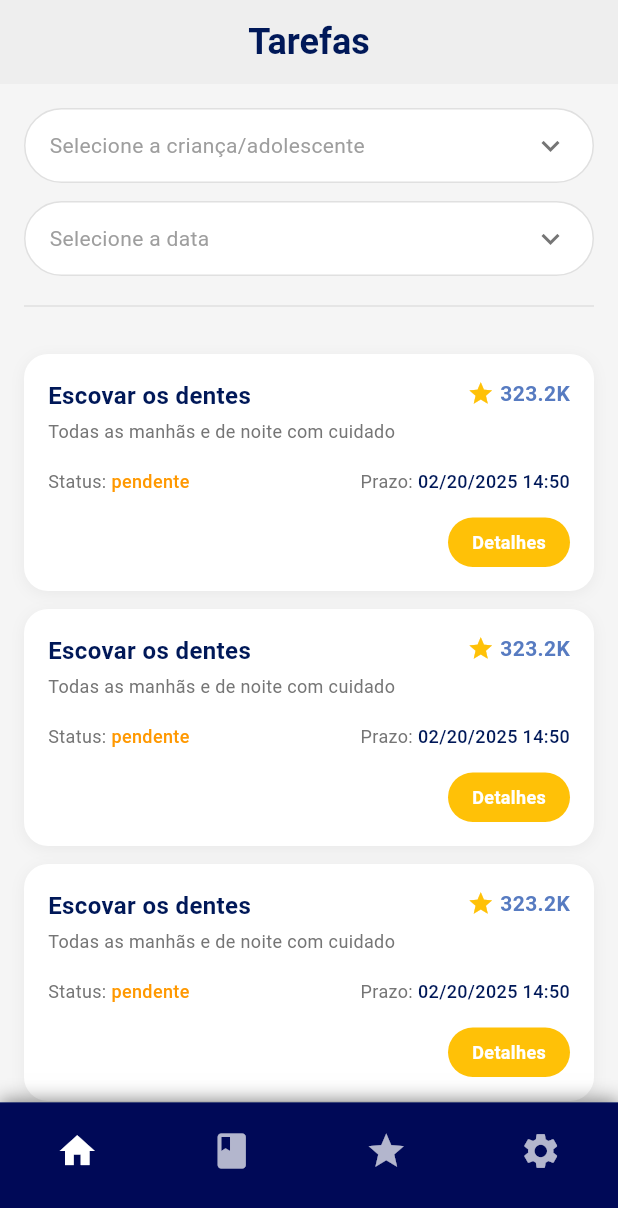
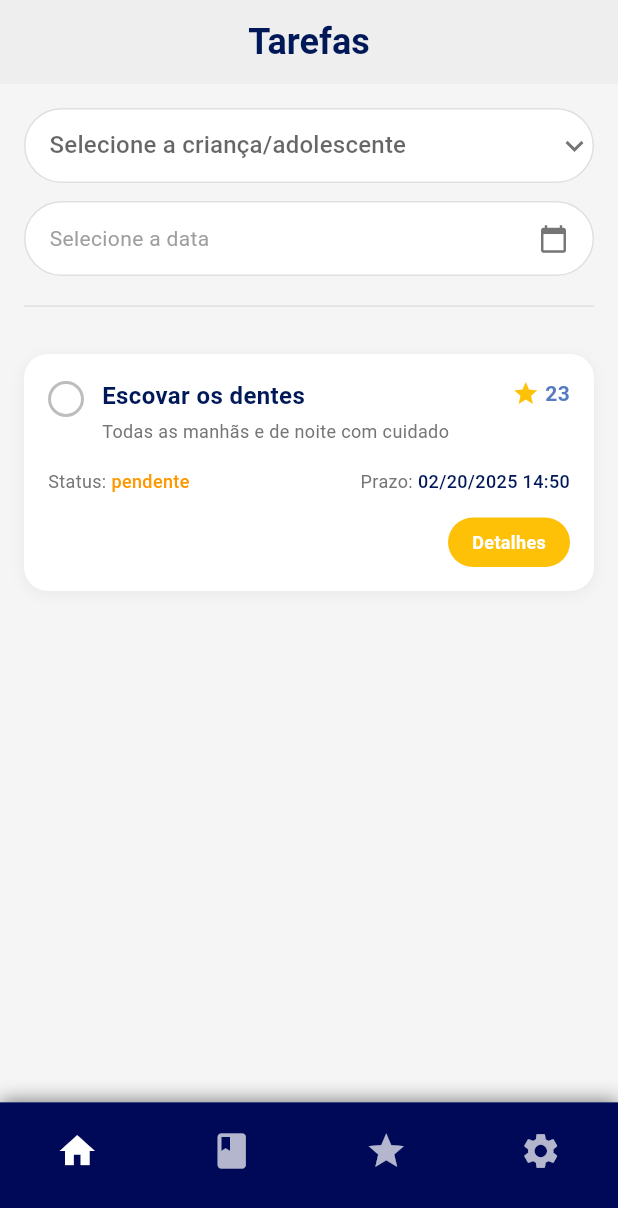
Before and after one commit to vikkev/flutter_jornada_kids, a Flutter app: the HomePage screen opened directly with empty values, swiped to page 2, on a phone screen of 412 x 824 dp. Shown: the top 1208 px of the screen. Run offline on Flutter 3.47's test engine with Material 3 defaults, Android fonts, the phone set to English and light mode, and no system bars.

Commit message:
UPDATE: Buttons

```diff
--- a/lib/app/ui/pages/home/home_page.dart
+++ b/lib/app/ui/pages/home/home_page.dart
@@ -1,23 +1,18 @@
 import 'package:flutter/material.dart';
 import 'package:flutter_jornadakids/app/ui/pages/achievments/achievments_page.dart';
 import 'package:flutter_jornadakids/app/ui/pages/settings/settings_page.dart';
-import 'package:flutter_jornadakids/app/ui/pages/tasks/tasks_page.dart';
-import 'package:flutter_jornadakids/app/ui/utils/constants.dart';
+import 'package:flutter_jornadakids/app/ui/utils/constants.dart' as constants;
 import 'package:flutter_jornadakids/app/ui/widgets/app_navbar.dart';
 import 'package:flutter_jornadakids/app/ui/widgets/create_task_widget.dart';
 import 'package:flutter_jornadakids/app/ui/widgets/ranking_widget.dart';
 import 'package:flutter_jornadakids/app/ui/widgets/score_widget.dart';
-
+import 'package:flutter_jornadakids/app/ui/pages/tasks/tasks_page.dart';
 
 class HomePage extends StatefulWidget {
-  final UserType userType;
+  final constants.UserType userType;
   final String username;
 
-  const HomePage({
-    super.key,
-    required this.userType,
-    required this.username,
-  });
+  const HomePage({super.key, required this.userType, required this.username});
 
   @override
   State<HomePage> createState() => _HomePageState();
@@ -35,13 +30,13 @@ class _HomePageState extends State<HomePage> {
   @override
   Widget build(BuildContext context) {
     return Scaffold(
-      backgroundColor: AppColors.primary,
+      backgroundColor: constants.AppColors.primary,
       body: PageView(
         controller: _pageController,
         physics: const NeverScrollableScrollPhysics(),
         children: [
           _buildMainPage(),
-          TasksPage(userType: widget.userType,),
+          TasksPage(userType: widget.userType),
           AchievementsPage(),
           SettingsPage(),
         ],
@@ -69,7 +64,10 @@ class _HomePageState extends State<HomePage> {
                 ),
               ),
               child: Padding(
-                padding: const EdgeInsets.symmetric(horizontal: 16, vertical: 24),
+                padding: const EdgeInsets.symmetric(
+                  horizontal: 14,
+                  vertical: 14,
+                ),
                 child: Column(
                   crossAxisAlignment: CrossAxisAlignment.start,
                   children: [
@@ -84,12 +82,12 @@ class _HomePageState extends State<HomePage> {
                         textAlign: TextAlign.center,
                       ),
                     ),
-                    const SizedBox(height: 16),
-                    if (widget.userType == UserType.responsible)
+                    const SizedBox(height: 1),
+                    if (widget.userType == constants.UserType.responsible)
                       const CreateTaskWidget()
                     else
                       const ScoreWidget(),
-                    const SizedBox(height: 16),
+                    const SizedBox(height: 6),
                     const RankingWidget(),
                   ],
                 ),
--- a/lib/app/ui/pages/tasks/tasks_page.dart
+++ b/lib/app/ui/pages/tasks/tasks_page.dart
@@ -1,18 +1,65 @@
 import 'package:flutter/material.dart';
 import 'package:flutter_jornadakids/app/ui/utils/constants.dart';
 
-// enum UserType {
-//   responsible,
-//   child,
-// }
-
-class TasksPage extends StatelessWidget {
+class TasksPage extends StatefulWidget {
   final UserType userType;
 
-  const TasksPage({
-    super.key,
-    required this.userType,
+  const TasksPage({super.key, required this.userType});
+
+  @override
+  State<TasksPage> createState() => _TasksPageState();
+}
+
+class _TasksPageState extends State<TasksPage> {
+  String? selectedChild;
+  DateTime? selectedDate;
+
+  // Lista fictícia de crianças - substitua pela sua lista real
+  final List<String> children = [
+    'João Silva',
+    'Maria Santos',
+    'Pedro Oliveira',
+    'Ana Costa',
+  ];
+
+  Future<void> _selectDate(BuildContext context) async {
+    FocusScope.of(context).unfocus(); // Remove o foco de qualquer campo
+
+    final DateTime? picked = await showDatePicker(
+      context: context,
+      initialDate: selectedDate ?? DateTime.now(),
+      firstDate: DateTime(2020),
+      lastDate: DateTime(2030),
+      builder: (context, child) {
+        return Theme(
+          data: Theme.of(context).copyWith(
+            colorScheme: const ColorScheme.light(
+              primary: AppColors.primary,
+              onPrimary: Colors.white,
+              onSurface: AppColors.darkText,
+            ),
+            textButtonTheme: TextButtonThemeData(
+              style: TextButton.styleFrom(foregroundColor: AppColors.primary),
+            ),
+          ),
+          child: child!,
+        );
+      },
+    );
+    if (picked != null && picked != selectedDate) {
+      setState(() {
+        selectedDate = picked;
       });
+    }
+  }
+
+  String get formattedDate {
+    if (selectedDate == null) return 'Selecione a data';
+    final day = selectedDate!.day.toString().padLeft(2, '0');
+    final month = selectedDate!.month.toString().padLeft(2, '0');
+    final year = selectedDate!.year;
+    return '$day/$month/$year';
+  }
 
   @override
   Widget build(BuildContext context) {
@@ -22,7 +69,7 @@ class TasksPage extends StatelessWidget {
         backgroundColor: Colors.grey.shade200,
         elevation: 0,
         centerTitle: true,
-        automaticallyImplyLeading: false,  // Impede a exibição do botão de voltar
+        automaticallyImplyLeading: false,
         title: const Text(
           'Tarefas',
           style: TextStyle(
@@ -34,14 +81,54 @@ class TasksPage extends StatelessWidget {
       ),
       body: Column(
         children: [
-          // Filtros - apenas visíveis para responsáveis
-          if (userType == UserType.responsible)
+          if (widget.userType == UserType.responsible)
             Padding(
               padding: const EdgeInsets.all(16.0),
               child: Column(
                 children: [
-                  // Filtro de criança
                   Container(
+                    decoration: BoxDecoration(
+                      color: Colors.white,
+                      borderRadius: BorderRadius.circular(25),
+                      border: Border.all(color: Colors.grey.shade300),
+                    ),
+                    child: DropdownButtonFormField<String>(
+                      value: selectedChild,
+                      decoration: const InputDecoration(
+                        contentPadding: EdgeInsets.symmetric(
+                          horizontal: 16,
+                          vertical: 12,
+                        ),
+                        border: InputBorder.none,
+                        hintText: 'Selecione a criança/adolescente',
+                        hintStyle: TextStyle(color: Colors.grey, fontSize: 14),
+                      ),
+                      icon: Icon(
+                        Icons.keyboard_arrow_down,
+                        color: Colors.grey.shade600,
+                      ),
+                      dropdownColor: Colors.white,
+                      items:
+                          children.map((String child) {
+                            return DropdownMenuItem<String>(
+                              value: child,
+                              child: Text(
+                                child,
+                                style: const TextStyle(fontSize: 14),
+                              ),
+                            );
+                          }).toList(),
+                      onChanged: (String? newValue) {
+                        setState(() {
+                          selectedChild = newValue;
+                        });
+                      },
+                    ),
+                  ),
+                  const SizedBox(height: 12),
+                  InkWell(
+                    onTap: () => _selectDate(context),
+                    child: Container(
                       height: 50,
                       padding: const EdgeInsets.symmetric(horizontal: 16),
                       decoration: BoxDecoration(
@@ -51,70 +138,47 @@ class TasksPage extends StatelessWidget {
                       ),
                       child: Row(
                         children: [
-                        const Expanded(
+                          Expanded(
                             child: Text(
-                            'Selecione a criança/adolescente',
+                              formattedDate,
                               style: TextStyle(
-                              color: Colors.grey,
+                                color:
+                                    selectedDate == null
+                                        ? Colors.grey
+                                        : Colors.black87,
                                 fontSize: 14,
                               ),
                             ),
                           ),
-                        Icon(Icons.keyboard_arrow_down, color: Colors.grey.shade600),
+                          Icon(
+                            Icons.calendar_today,
+                            color: Colors.grey.shade600,
+                            size: 20,
+                          ),
                         ],
                       ),
                     ),
-
+                  ),
                   const SizedBox(height: 12),
-
-                  // Filtro de data
-                  Container(
-                    height: 50,
-                    padding: const EdgeInsets.symmetric(horizontal: 16),
-                    decoration: BoxDecoration(
-                      color: Colors.white,
-                      borderRadius: BorderRadius.circular(25),
-                      border: Border.all(color: Colors.grey.shade300),
-                    ),
-                    child: Row(
-                      children: [
-                        const Expanded(
-                          child: Text(
-                            'Selecione a data',
-                            style: TextStyle(
-                              color: Colors.grey,
-                              fontSize: 14,
-                            ),
-                          ),
-                        ),
-                        Icon(Icons.keyboard_arrow_down, color: Colors.grey.shade600),
-                      ],
-                    ),
-                  ),
-
-                  const SizedBox(height: 12),
-
-                  // Linha divisória
                   Divider(color: Colors.grey.shade300),
                 ],
               ),
             ),
-
-          // Lista de tarefas - visível para ambos
           Expanded(
             child: ListView.builder(
               padding: const EdgeInsets.symmetric(horizontal: 16, vertical: 8),
-              itemCount: 5, // Número de tarefas de exemplo
-              itemBuilder: (context, index) => Padding(
+              itemCount: 1,
+              itemBuilder:
+                  (context, index) => Padding(
                     padding: const EdgeInsets.only(bottom: 12),
                     child: TaskCard(
                       title: 'Escovar os dentes',
                       description: 'Todas as manhãs e de noite com cuidado',
-                  points: 323232,
+                      points: 23,
                       status: 'pendente',
                       deadline: '02/20/2025 14:50',
-                  showDetails: userType == UserType.responsible,
-                  isCompleted: index == 2, // Apenas para exemplo: terceira tarefa completada
+                      showDetails: widget.userType == UserType.responsible,
+                      isCompleted: index == 2, // Apenas para exemplo
                     ),
                   ),
             ),
@@ -125,7 +189,7 @@ class TasksPage extends StatelessWidget {
   }
 }
 
-class TaskCard extends StatelessWidget {
+class TaskCard extends StatefulWidget {
   final String title;
   final String description;
   final int points;
@@ -146,6 +210,19 @@ class TaskCard extends StatelessWidget {
   });
 
   @override
+  _TaskCardState createState() => _TaskCardState();
+}
+
+class _TaskCardState extends State<TaskCard> {
+  late bool isCompleted;
+
+  @override
+  void initState() {
+    super.initState();
+    isCompleted = widget.isCompleted;
+  }
+
+  @override
   Widget build(BuildContext context) {
     return Container(
       decoration: BoxDecoration(
@@ -164,13 +241,16 @@ class TaskCard extends StatelessWidget {
         child: Column(
           crossAxisAlignment: CrossAxisAlignment.start,
           children: [
-            // Cabeçalho da tarefa
             Row(
               crossAxisAlignment: CrossAxisAlignment.start,
               children: [
-                // Checkbox para crianças
-                if (!showDetails)
-                  Padding(
+                GestureDetector(
+                  onTap: () {
+                    setState(() {
+                      isCompleted = !isCompleted;
+                    });
+                  },
+                  child: Padding(
                     padding: const EdgeInsets.only(right: 12.0, top: 2.0),
                     child: Container(
                       width: 24,
@@ -179,39 +259,48 @@ class TaskCard extends StatelessWidget {
                         shape: BoxShape.circle,
                         color: isCompleted ? AppColors.primary : Colors.white,
                         border: Border.all(
-                          color: isCompleted ? AppColors.primary : Colors.grey.shade400,
+                          color:
+                              isCompleted
+                                  ? AppColors.primary
+                                  : Colors.grey.shade400,
                           width: 2,
                         ),
                       ),
-                      child: isCompleted
-                          ? const Icon(Icons.check, size: 16, color: Colors.white)
+                      child:
+                          isCompleted
+                              ? const Icon(
+                                Icons.check,
+                                size: 16,
+                                color: Colors.white,
+                              )
                               : null,
                     ),
                   ),
-
-                // Título e descrição
+                ),
                 Expanded(
                   child: Column(
                     crossAxisAlignment: CrossAxisAlignment.start,
                     children: [
                       Text(
-                        title,
+                        widget.title,
                         style: TextStyle(
                           fontSize: 16,
                           fontWeight: FontWeight.bold,
                           color: AppColors.darkText,
-                          decoration: isCompleted && !showDetails
+                          decoration:
+                              isCompleted && !widget.showDetails
                                   ? TextDecoration.lineThrough
                                   : null,
                         ),
                       ),
                       const SizedBox(height: 4),
                       Text(
-                        description,
+                        widget.description,
                         style: TextStyle(
                           fontSize: 12,
                           color: Colors.grey.shade600,
-                          decoration: isCompleted && !showDetails
+                          decoration:
+                              isCompleted && !widget.showDetails
                                   ? TextDecoration.lineThrough
                                   : null,
                         ),
@@ -221,18 +310,12 @@ class TaskCard extends StatelessWidget {
                     ],
                   ),
                 ),
-
-                // Pontos com estrela
                 Row(
                   children: [
-                    const Icon(
-                      Icons.star,
-                      color: Colors.amber,
-                      size: 18,
-                    ),
+                    const Icon(Icons.star, color: Colors.amber, size: 18),
                     const SizedBox(width: 4),
                     Text(
-                      _formatPoints(points),
+                      _formatPoints(widget.points),
                       style: const TextStyle(
                         fontSize: 14,
                         fontWeight: FontWeight.bold,
@@ -243,9 +326,7 @@ class TaskCard extends StatelessWidget {
                 ),
               ],
             ),
-
-            // Status e prazo - apenas para responsáveis
-            if (showDetails) ...[
+            if (widget.showDetails) ...[
               const SizedBox(height: 16),
               Row(
                 mainAxisAlignment: MainAxisAlignment.spaceBetween,
@@ -260,11 +341,12 @@ class TaskCard extends StatelessWidget {
                         ),
                       ),
                       Text(
-                        status,
+                        widget.status,
                         style: TextStyle(
                           fontSize: 12,
                           fontWeight: FontWeight.w500,
-                          color: status.toLowerCase() == 'pendente'
+                          color:
+                              widget.status.toLowerCase() == 'pendente'
                                   ? Colors.orange
                                   : AppColors.primary,
                         ),
@@ -281,7 +363,7 @@ class TaskCard extends StatelessWidget {
                         ),
                       ),
                       Text(
-                        deadline,
+                        widget.deadline,
                         style: const TextStyle(
                           fontSize: 12,
                           fontWeight: FontWeight.w500,
@@ -292,14 +374,14 @@ class TaskCard extends StatelessWidget {
                   ),
                 ],
               ),
-
               const SizedBox(height: 16),
-
-              // Botão de detalhes - apenas para responsáveis
               Align(
                 alignment: Alignment.centerRight,
                 child: Container(
-                  padding: const EdgeInsets.symmetric(horizontal: 16, vertical: 8),
+                  padding: const EdgeInsets.symmetric(
+                    horizontal: 16,
+                    vertical: 8,
+                  ),
                   decoration: BoxDecoration(
                     color: Colors.amber,
                     borderRadius: BorderRadius.circular(20),
@@ -315,38 +397,34 @@ class TaskCard extends StatelessWidget {
                 ),
               ),
             ],
-
-            // Para crianças, mostrar apenas uma barra de progresso de tempo
-            if (!showDetails && !isCompleted) ...[
+            if (!widget.showDetails && !isCompleted) ...[
               const SizedBox(height: 12),
               Row(
                 children: [
-                  Icon(Icons.access_time, size: 16, color: Colors.grey.shade600),
+                  Icon(
+                    Icons.access_time,
+                    size: 16,
+                    color: Colors.grey.shade600,
+                  ),
                   const SizedBox(width: 4),
                   Text(
-                    'Prazo: $deadline',
-                    style: TextStyle(
-                      fontSize: 12,
-                      color: Colors.grey.shade600,
-                    ),
+                    'Prazo: ${widget.deadline}',
+                    style: TextStyle(fontSize: 12, color: Colors.grey.shade600),
                   ),
                 ],
               ),
               const SizedBox(height: 8),
-              // Barra de progresso de tempo - só um exemplo visual
               ClipRRect(
                 borderRadius: BorderRadius.circular(10),
                 child: LinearProgressIndicator(
-                  value: 0.7, // Exemplo: 70% do tempo já passou
-                  backgroundColor: Colors.grey.shade200,
+                  value: 0.7,
+                  backgroundColor: Colors.grey,
                   color: Colors.orange,
                   minHeight: 6,
                 ),
               ),
             ],
-
-            // Para tarefas completas (para crianças), mostrar mensagem motivacional
-            if (!showDetails && isCompleted) ...[
+            if (!widget.showDetails && isCompleted) ...[
               const SizedBox(height: 12),
               Row(
                 children: [
@@ -378,11 +456,3 @@ class TaskCard extends StatelessWidget {
     return points.toString();
   }
 }
-
-// Como usar:
-//
-// Para versão dos responsáveis:
-// TasksPage(userType: UserType.responsible)
-//
-// Para versão das crianças:
-// TasksPage(userType: UserType.child)
```
Also changed, not shown: lib/app/ui/pages/auth/login/login_page.dart (+36 -31 lines), lib/app/ui/pages/auth/login/login_type_page.dart (+6 -2 lines), lib/app/ui/pages/task_assigment/task_assigment.dart (added, +193 -0 lines). Lines whose indentation alone changed are shown as unchanged.
